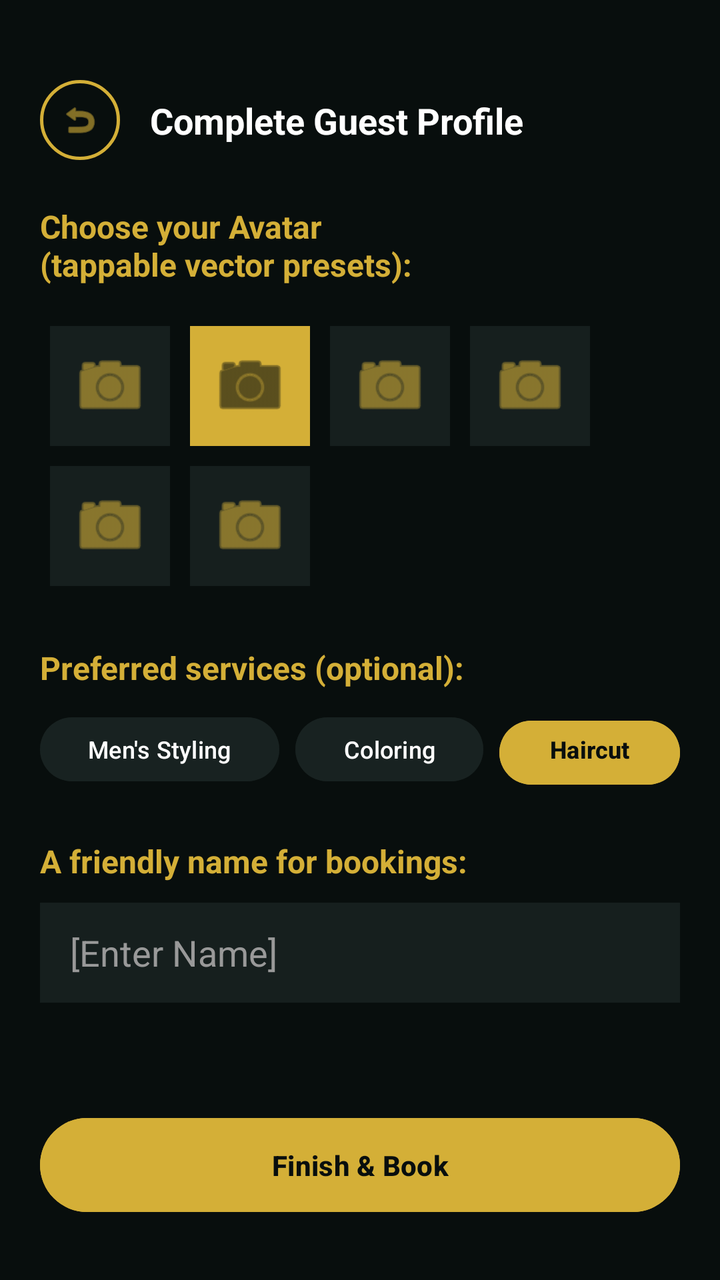
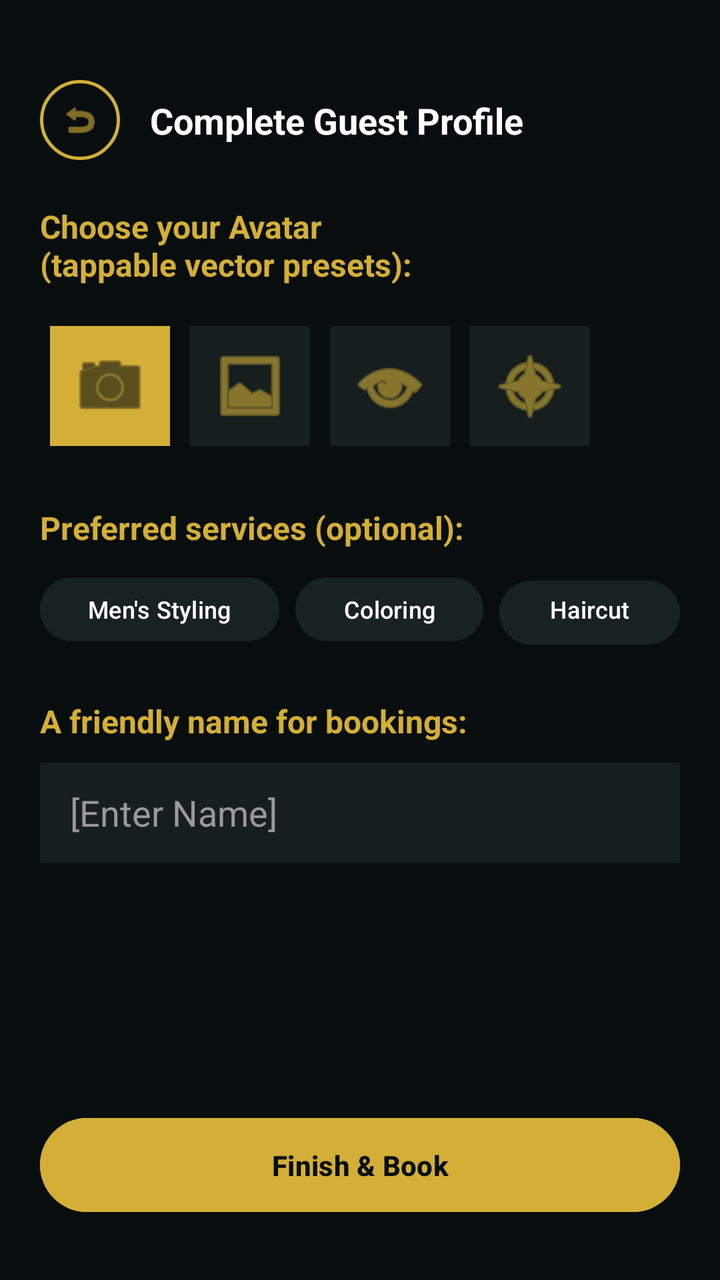

Before-and-after screenshots of an Android layout around one commit, followed by the original layout XML and the change that was made.
<!-- AndroidManifest.xml: application theme Theme.Trimly -->
<!-- res/layout/fragment_client_guest_setup.xml -->
<androidx.constraintlayout.widget.ConstraintLayout
    xmlns:android="http://schemas.android.com/apk/res/android"
    xmlns:app="http://schemas.android.com/apk/res-auto"
    android:layout_width="match_parent"
    android:layout_height="match_parent"
    android:background="#080E0D">

    <ImageView
        android:id="@+id/back_btn"
        android:layout_width="40dp"
        android:layout_height="40dp"
        android:layout_marginStart="20dp"
        android:layout_marginTop="40dp"
        android:background="@drawable/ic_circle_gold_border"
        android:padding="10dp"
        android:src="@android:drawable/ic_menu_revert"
        app:tint="#D4AF37"
        app:layout_constraintStart_toStartOf="parent"
        app:layout_constraintTop_toTopOf="parent" />

    <TextView
        android:id="@+id/title"
        android:layout_width="wrap_content"
        android:layout_height="wrap_content"
        android:layout_marginStart="15dp"
        android:text="Complete Guest Profile"
        android:textColor="#FFFFFF"
        android:textSize="18sp"
        android:textStyle="bold"
        app:layout_constraintBottom_toBottomOf="@id/back_btn"
        app:layout_constraintStart_toEndOf="@id/back_btn"
        app:layout_constraintTop_toTopOf="@id/back_btn" />

    <TextView
        android:id="@+id/avatar_label"
        android:layout_width="wrap_content"
        android:layout_height="wrap_content"
        android:layout_marginStart="20dp"
        android:layout_marginTop="30dp"
        android:text="Choose your Avatar\n(tappable vector presets):"
        android:textColor="#D4AF37"
        android:textSize="16sp"
        android:textStyle="bold"
        app:layout_constraintStart_toStartOf="parent"
        app:layout_constraintTop_toBottomOf="@id/title" />

    <GridLayout
        android:id="@+id/avatar_grid"
        android:layout_width="match_parent"
        android:layout_height="wrap_content"
        android:layout_marginHorizontal="20dp"
        android:layout_marginTop="15dp"
        android:columnCount="4"
        android:rowCount="2"
        android:alignmentMode="alignMargins"
        app:layout_constraintTop_toBottomOf="@id/avatar_label">

        <ImageView android:layout_width="60dp" android:layout_height="60dp" android:layout_margin="5dp" android:background="#CC1A2422" android:src="@android:drawable/ic_menu_camera" android:padding="10dp" app:tint="#D4AF37" />
        <ImageView android:layout_width="60dp" android:layout_height="60dp" android:layout_margin="5dp" android:background="#D4AF37" android:src="@android:drawable/ic_menu_camera" android:padding="10dp" app:tint="#080E0D" />
        <ImageView android:layout_width="60dp" android:layout_height="60dp" android:layout_margin="5dp" android:background="#CC1A2422" android:src="@android:drawable/ic_menu_camera" android:padding="10dp" app:tint="#D4AF37" />
        <ImageView android:layout_width="60dp" android:layout_height="60dp" android:layout_margin="5dp" android:background="#CC1A2422" android:src="@android:drawable/ic_menu_camera" android:padding="10dp" app:tint="#D4AF37" />
        <ImageView android:layout_width="60dp" android:layout_height="60dp" android:layout_margin="5dp" android:background="#CC1A2422" android:src="@android:drawable/ic_menu_camera" android:padding="10dp" app:tint="#D4AF37" />
        <ImageView android:layout_width="60dp" android:layout_height="60dp" android:layout_margin="5dp" android:background="#CC1A2422" android:src="@android:drawable/ic_menu_camera" android:padding="10dp" app:tint="#D4AF37" />
    </GridLayout>

    <TextView
        android:id="@+id/services_label"
        android:layout_width="wrap_content"
        android:layout_height="wrap_content"
        android:layout_marginStart="20dp"
        android:layout_marginTop="25dp"
        android:text="Preferred services (optional):"
        android:textColor="#D4AF37"
        android:textSize="16sp"
        android:textStyle="bold"
        app:layout_constraintStart_toStartOf="parent"
        app:layout_constraintTop_toBottomOf="@id/avatar_grid" />

    <LinearLayout
        android:id="@+id/chip_group"
        android:layout_width="match_parent"
        android:layout_height="wrap_content"
        android:layout_marginHorizontal="20dp"
        android:layout_marginTop="10dp"
        android:orientation="horizontal"
        app:layout_constraintTop_toBottomOf="@id/services_label">

        <Button android:layout_width="wrap_content" android:layout_height="40dp" android:layout_marginEnd="8dp" android:backgroundTint="#CC1A2422" android:text="Men's Styling" android:textColor="#FFFFFF" android:textSize="12sp" />
        <Button android:layout_width="wrap_content" android:layout_height="40dp" android:layout_marginEnd="8dp" android:backgroundTint="#CC1A2422" android:text="Coloring" android:textColor="#FFFFFF" android:textSize="12sp" />
        <Button android:layout_width="wrap_content" android:layout_height="40dp" android:backgroundTint="#D4AF37" android:text="Haircuts" android:textColor="#080E0D" android:textSize="12sp" android:textStyle="bold" />
    </LinearLayout>

    <TextView
        android:id="@+id/name_label"
        android:layout_width="wrap_content"
        android:layout_height="wrap_content"
        android:layout_marginStart="20dp"
        android:layout_marginTop="25dp"
        android:text="A friendly name for bookings:"
        android:textColor="#D4AF37"
        android:textSize="16sp"
        android:textStyle="bold"
        app:layout_constraintStart_toStartOf="parent"
        app:layout_constraintTop_toBottomOf="@id/chip_group" />

    <EditText
        android:id="@+id/et_guest_name"
        android:layout_width="match_parent"
        android:layout_height="50dp"
        android:layout_marginHorizontal="20dp"
        android:layout_marginTop="10dp"
        android:background="#CC1A2422"
        android:hint="[Enter Name]"
        android:textColor="#FFFFFF"
        android:textColorHint="#999999"
        android:paddingStart="15dp"
        app:layout_constraintTop_toBottomOf="@id/name_label" />

    <Button
        android:id="@+id/btn_finish_guest"
        android:layout_width="match_parent"
        android:layout_height="55dp"
        android:layout_marginHorizontal="20dp"
        android:layout_marginBottom="30dp"
        android:backgroundTint="#D4AF37"
        android:text="Finish &amp; Book"
        android:textColor="#080E0D"
        android:textStyle="bold"
        app:layout_constraintBottom_toBottomOf="parent" />

</androidx.constraintlayout.widget.ConstraintLayout>
<!-- resources referenced by this layout -->
<resources>
  <!-- drawable ic_circle_gold_border (drawable) -->
  <?xml version="1.0" encoding="utf-8"?>
  <shape xmlns:android="http://schemas.android.com/apk/res/android"
      android:shape="oval">
      <solid android:color="@android:color/transparent" />
      <stroke
          android:width="1.5dp"
          android:color="#D4AF37" />
      <size
          android:width="42dp"
          android:height="42dp" />
  </shape>
  <style name="Theme.Trimly" parent="Base.Theme.Trimly" />
  <style name="Base.Theme.Trimly" parent="Theme.Material3.DayNight.NoActionBar">
          
          
      </style>
</resources>

<!-- the commit's change to res/layout/fragment_client_guest_setup.xml (unified diff, before → after) -->
@@ -55,12 +55,10 @@
         android:alignmentMode="alignMargins"
         app:layout_constraintTop_toBottomOf="@id/avatar_label">
 
-        <ImageView android:layout_width="60dp" android:layout_height="60dp" android:layout_margin="5dp" android:background="#CC1A2422" android:src="@android:drawable/ic_menu_camera" android:padding="10dp" app:tint="#D4AF37" />
-        <ImageView android:layout_width="60dp" android:layout_height="60dp" android:layout_margin="5dp" android:background="#D4AF37" android:src="@android:drawable/ic_menu_camera" android:padding="10dp" app:tint="#080E0D" />
-        <ImageView android:layout_width="60dp" android:layout_height="60dp" android:layout_margin="5dp" android:background="#CC1A2422" android:src="@android:drawable/ic_menu_camera" android:padding="10dp" app:tint="#D4AF37" />
-        <ImageView android:layout_width="60dp" android:layout_height="60dp" android:layout_margin="5dp" android:background="#CC1A2422" android:src="@android:drawable/ic_menu_camera" android:padding="10dp" app:tint="#D4AF37" />
-        <ImageView android:layout_width="60dp" android:layout_height="60dp" android:layout_margin="5dp" android:background="#CC1A2422" android:src="@android:drawable/ic_menu_camera" android:padding="10dp" app:tint="#D4AF37" />
-        <ImageView android:layout_width="60dp" android:layout_height="60dp" android:layout_margin="5dp" android:background="#CC1A2422" android:src="@android:drawable/ic_menu_camera" android:padding="10dp" app:tint="#D4AF37" />
+        <ImageView android:id="@+id/avatar_1" android:layout_width="60dp" android:layout_height="60dp" android:layout_margin="5dp" android:background="#D4AF37" android:src="@android:drawable/ic_menu_camera" android:padding="10dp" app:tint="#080E0D" />
+        <ImageView android:id="@+id/avatar_2" android:layout_width="60dp" android:layout_height="60dp" android:layout_margin="5dp" android:background="#CC1A2422" android:src="@android:drawable/ic_menu_gallery" android:padding="10dp" app:tint="#D4AF37" />
+        <ImageView android:id="@+id/avatar_3" android:layout_width="60dp" android:layout_height="60dp" android:layout_margin="5dp" android:background="#CC1A2422" android:src="@android:drawable/ic_menu_view" android:padding="10dp" app:tint="#D4AF37" />
+        <ImageView android:id="@+id/avatar_4" android:layout_width="60dp" android:layout_height="60dp" android:layout_margin="5dp" android:background="#CC1A2422" android:src="@android:drawable/ic_menu_compass" android:padding="10dp" app:tint="#D4AF37" />
     </GridLayout>
 
     <TextView
@@ -85,9 +83,9 @@
         android:orientation="horizontal"
         app:layout_constraintTop_toBottomOf="@id/services_label">
 
-        <Button android:layout_width="wrap_content" android:layout_height="40dp" android:layout_marginEnd="8dp" android:backgroundTint="#CC1A2422" android:text="Men's Styling" android:textColor="#FFFFFF" android:textSize="12sp" />
-        <Button android:layout_width="wrap_content" android:layout_height="40dp" android:layout_marginEnd="8dp" android:backgroundTint="#CC1A2422" android:text="Coloring" android:textColor="#FFFFFF" android:textSize="12sp" />
-        <Button android:layout_width="wrap_content" android:layout_height="40dp" android:backgroundTint="#D4AF37" android:text="Haircuts" android:textColor="#080E0D" android:textSize="12sp" android:textStyle="bold" />
+        <Button android:id="@+id/chip_styling" android:layout_width="wrap_content" android:layout_height="40dp" android:layout_marginEnd="8dp" android:backgroundTint="#CC1A2422" android:text="Men's Styling" android:textColor="#FFFFFF" android:textSize="12sp" />
+        <Button android:id="@+id/chip_coloring" android:layout_width="wrap_content" android:layout_height="40dp" android:layout_marginEnd="8dp" android:backgroundTint="#CC1A2422" android:text="Coloring" android:textColor="#FFFFFF" android:textSize="12sp" />
+        <Button android:id="@+id/chip_haircuts" android:layout_width="wrap_content" android:layout_height="40dp" android:backgroundTint="#CC1A2422" android:text="Haircuts" android:textColor="#FFFFFF" android:textSize="12sp" />
     </LinearLayout>
 
     <TextView
@@ -114,6 +112,7 @@
         android:textColor="#FFFFFF"
         android:textColorHint="#999999"
         android:paddingStart="15dp"
+        android:inputType="textPersonName"
         app:layout_constraintTop_toBottomOf="@id/name_label" />
 
     <Button
